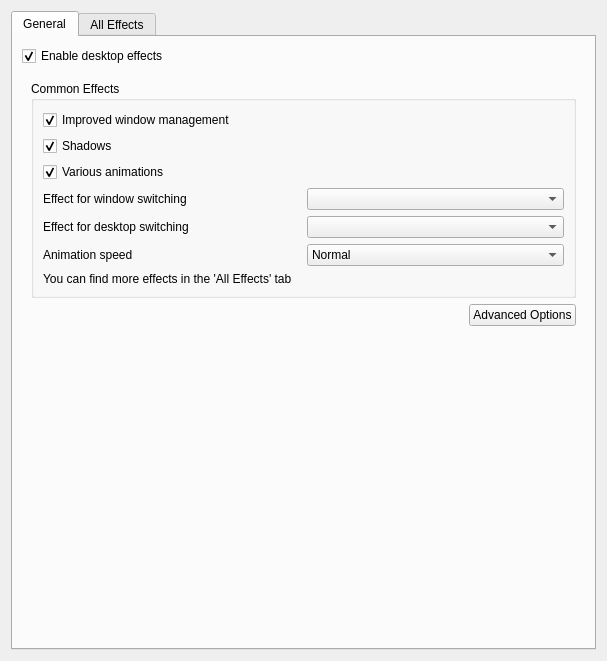
Qt form kcmkwin/kwincompositing/main.ui (KDE/kwin) before a commit.
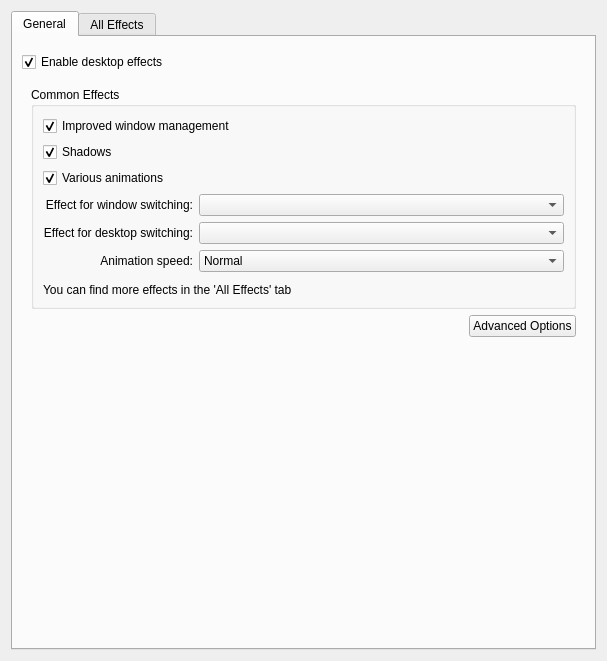
The same form after that commit. Custom widgets are drawn as their Qt base class.

Commit message: usability++ see "kwin's KCM usability" mail.

Diff of the .ui file:
```diff
--- a/kcmkwin/kwincompositing/main.ui
+++ b/kcmkwin/kwincompositing/main.ui
@@ -16,18 +16,13 @@
       <number>0</number>
      </property>
      <widget class="QWidget" name="tab" >
-      <property name="geometry" >
-       <rect>
-        <x>0</x>
-        <y>0</y>
-        <width>585</width>
-        <height>618</height>
-       </rect>
-      </property>
       <attribute name="title" >
        <string>General</string>
       </attribute>
-      <layout class="QVBoxLayout" >
+      <layout class="QVBoxLayout" name="verticalLayout" >
+       <item>
+        <widget class="KTitleWidget" name="statusTitleWidget" />
+       </item>
        <item>
         <widget class="QCheckBox" name="useCompositing" >
          <property name="text" >
@@ -80,7 +75,10 @@
              <item row="3" column="0" >
               <widget class="QLabel" name="label_3" >
                <property name="text" >
-                <string>Effect for window switching</string>
+                <string>Effect for window switching:</string>
+               </property>
+               <property name="alignment" >
+                <set>Qt::AlignRight|Qt::AlignTrailing|Qt::AlignVCenter</set>
                </property>
                <property name="buddy" >
                 <cstring>windowSwitchingCombo</cstring>
@@ -88,12 +86,22 @@
               </widget>
              </item>
              <item row="3" column="1" >
-              <widget class="QComboBox" name="windowSwitchingCombo" />
+              <widget class="QComboBox" name="windowSwitchingCombo" >
+               <property name="sizePolicy" >
+                <sizepolicy vsizetype="Fixed" hsizetype="Expanding" >
+                 <horstretch>0</horstretch>
+                 <verstretch>0</verstretch>
+                </sizepolicy>
+               </property>
+              </widget>
              </item>
              <item row="4" column="0" >
               <widget class="QLabel" name="label_4" >
                <property name="text" >
-                <string>Effect for desktop switching</string>
+                <string>Effect for desktop switching:</string>
+               </property>
+               <property name="alignment" >
+                <set>Qt::AlignRight|Qt::AlignTrailing|Qt::AlignVCenter</set>
                </property>
                <property name="buddy" >
                 <cstring>desktopSwitchingCombo</cstring>
@@ -101,9 +109,16 @@
               </widget>
              </item>
              <item row="4" column="1" >
-              <widget class="QComboBox" name="desktopSwitchingCombo" />
+              <widget class="QComboBox" name="desktopSwitchingCombo" >
+               <property name="sizePolicy" >
+                <sizepolicy vsizetype="Fixed" hsizetype="Expanding" >
+                 <horstretch>0</horstretch>
+                 <verstretch>0</verstretch>
+                </sizepolicy>
+               </property>
+              </widget>
              </item>
-             <item row="6" column="0" colspan="2" >
+             <item row="7" column="0" colspan="2" >
               <widget class="QLabel" name="label" >
                <property name="text" >
                 <string>You can find more effects in the 'All Effects' tab</string>
@@ -112,6 +127,12 @@
              </item>
              <item row="5" column="1" >
               <widget class="QComboBox" name="animationSpeedCombo" >
+               <property name="sizePolicy" >
+                <sizepolicy vsizetype="Fixed" hsizetype="Expanding" >
+                 <horstretch>0</horstretch>
+                 <verstretch>0</verstretch>
+                </sizepolicy>
+               </property>
                <property name="currentIndex" >
                 <number>3</number>
                </property>
@@ -155,10 +176,29 @@
              <item row="5" column="0" >
               <widget class="QLabel" name="label_5" >
                <property name="text" >
-                <string>Animation speed</string>
+                <string>Animation speed:</string>
+               </property>
+               <property name="alignment" >
+                <set>Qt::AlignRight|Qt::AlignTrailing|Qt::AlignVCenter</set>
                </property>
               </widget>
              </item>
+             <item row="6" column="0" >
+              <spacer name="verticalSpacer" >
+               <property name="orientation" >
+                <enum>Qt::Vertical</enum>
+               </property>
+               <property name="sizeType" >
+                <enum>QSizePolicy::Fixed</enum>
+               </property>
+               <property name="sizeHint" stdset="0" >
+                <size>
+                 <width>20</width>
+                 <height>5</height>
+                </size>
+               </property>
+              </spacer>
+             </item>
             </layout>
            </widget>
           </item>
@@ -244,6 +284,11 @@
   </layout>
  </widget>
  <customwidgets>
+  <customwidget>
+   <class>KTitleWidget</class>
+   <extends>QWidget</extends>
+   <header>ktitlewidget.h</header>
+  </customwidget>
   <customwidget>
    <class>KPluginSelector</class>
    <extends>QWidget</extends>
```
Left out of the diff: 23 changed lines with no effect on the pictures. The commit also changes 2 other files.
